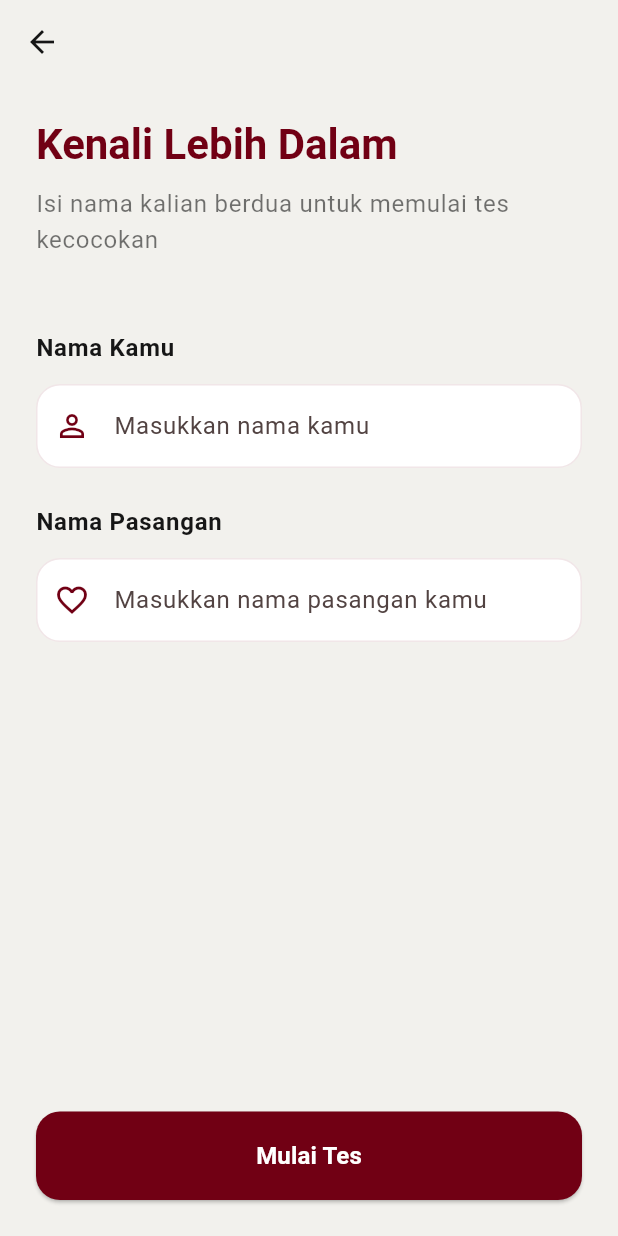
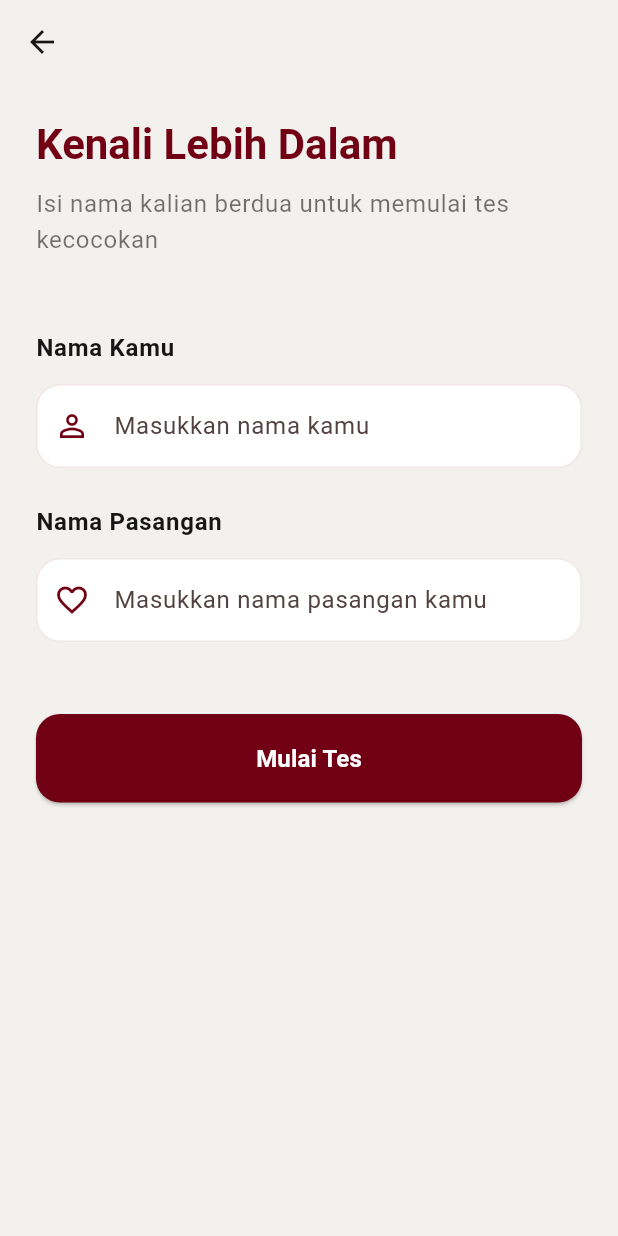
Before and after one commit to fadhilnr/heartalk, a Flutter app: the InputNameScreen screen opened by its route, on a phone screen of 412 x 824 dp. Run offline on Flutter 3.47's test engine with Material 3 defaults, Android fonts, the phone set to English and light mode, and no system bars; our stand-ins replace go_router; Roboto replaces fonts that are missing (SF Pro Display).

Commit message:
fix: resolve bottom overflow issue on input name screen

```diff
--- a/lib/screens/compatibility/input_name_screen.dart
+++ b/lib/screens/compatibility/input_name_screen.dart
@@ -45,6 +45,9 @@ class _InputNameScreenState extends State<InputNameScreen> {
         ),
       ),
       body: SafeArea(
+        // PERBAIKAN 1: Tambahkan SingleChildScrollView agar bisa discroll
+        child: SingleChildScrollView(
+          physics: const BouncingScrollPhysics(), // Opsional: efek membal saat scroll
           child: Padding(
             padding: const EdgeInsets.all(24),
             child: Form(
@@ -77,7 +80,10 @@ class _InputNameScreenState extends State<InputNameScreen> {
                         const SizedBox(height: 12),
                         Text(
                           'Isi nama kalian berdua untuk memulai tes kecocokan',
-                        style: Theme.of(context).textTheme.bodyLarge?.copyWith(
+                          style: Theme.of(context)
+                              .textTheme
+                              .bodyLarge
+                              ?.copyWith(
                                 color: AppColors.text.withValues(alpha: 0.6),
                               ),
                         ),
@@ -100,7 +106,8 @@ class _InputNameScreenState extends State<InputNameScreen> {
                     icon: Icons.favorite_outline,
                     delay: 400,
                   ),
-                const Spacer(),
+                  // PERBAIKAN 2: Ganti Spacer() dengan SizedBox agar aman di dalam scroll view
+                  const SizedBox(height: 48),
                   TweenAnimationBuilder<double>(
                     tween: Tween(begin: 0.0, end: 1.0),
                     duration: const Duration(milliseconds: 800),
@@ -132,7 +139,10 @@ class _InputNameScreenState extends State<InputNameScreen> {
                       ),
                     ),
                   ),
+                  // Tambahan padding bawah agar tombol tidak mepet keyboard saat discroll mentok
+                  const SizedBox(height: 24),
                 ],
+              ),
             ),
           ),
         ),
```
Lines whose indentation alone changed are shown as unchanged.
